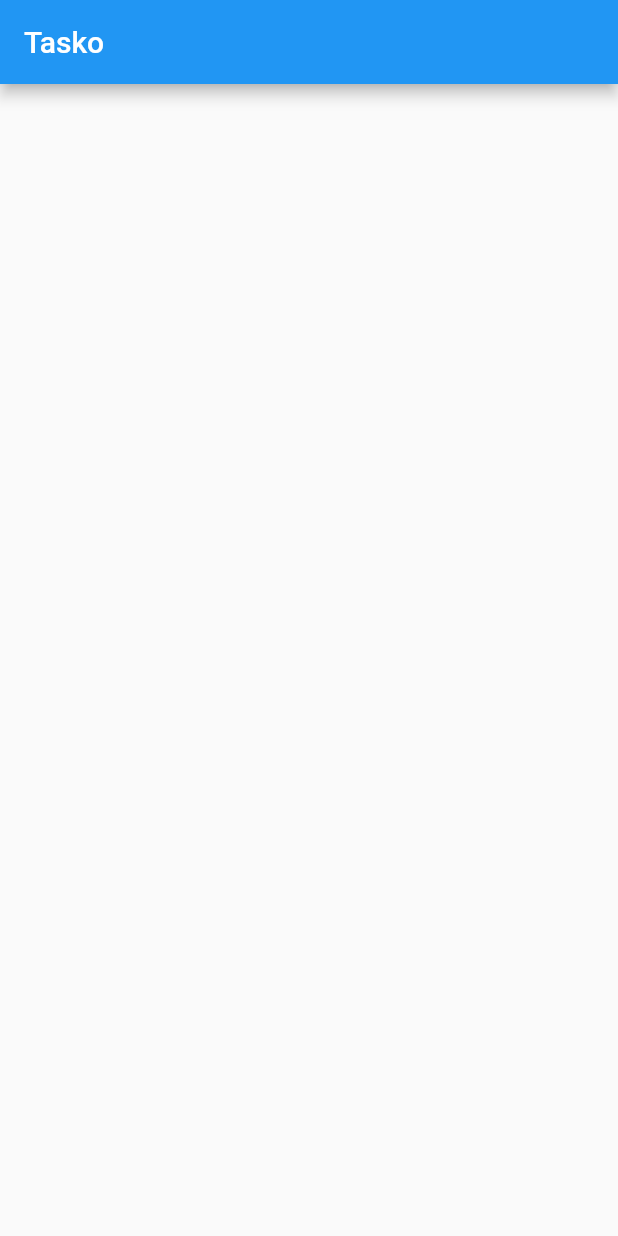
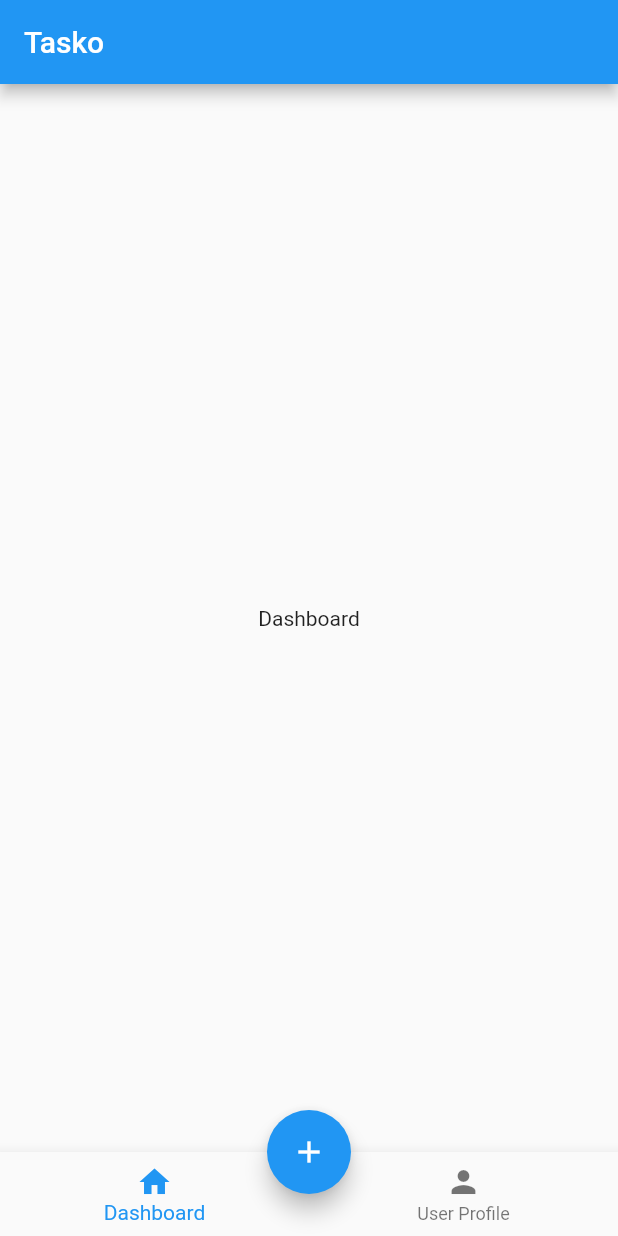
Before and after one commit to rizentium/tasko, a Flutter app: the screen it shows after launch, on a phone screen of 412 x 824 dp. Run offline on Flutter 3.47's test engine with Material 2 defaults, Android fonts, the phone set to English and light mode, and no system bars; our stand-ins replace go_router.

Commit message:
feat: add home navigator

```diff
--- /dev/null
+++ b/lib/feature/home/screen/dashboard.dart
@@ -0,0 +1,14 @@
+import 'package:flutter/material.dart';
+
+class DashboardScreen extends StatelessWidget {
+  const DashboardScreen({super.key});
+
+  @override
+  Widget build(BuildContext context) {
+    return const Scaffold(
+      body: Center(
+        child: Text('Dashboard'),
+      ),
+    );
+  }
+}
--- a/lib/feature/home/screen/home.dart
+++ b/lib/feature/home/screen/home.dart
@@ -1,4 +1,5 @@
 import 'package:flutter/material.dart';
+import 'package:tasko/feature/home/screen/dashboard.dart';
 
 class HomeScreen extends StatelessWidget {
   const HomeScreen({super.key});
@@ -9,6 +10,24 @@ class HomeScreen extends StatelessWidget {
       appBar: AppBar(
         title: const Text('Tasko'),
       ),
+      body: const DashboardScreen(),
+      floatingActionButton: FloatingActionButton(
+        onPressed: () {},
+        child: const Icon(Icons.add),
+      ),
+      floatingActionButtonLocation: FloatingActionButtonLocation.centerDocked,
+      bottomNavigationBar: BottomNavigationBar(
+        items: const [
+          BottomNavigationBarItem(
+            icon: Icon(Icons.home),
+            label: 'Dashboard',
+          ),
+          BottomNavigationBarItem(
+            icon: Icon(Icons.person),
+            label: 'User Profile',
+          ),
+        ],
+      ),
     );
   }
 }
--- /dev/null
+++ b/lib/feature/home/screen/profile.dart
@@ -0,0 +1,14 @@
+import 'package:flutter/material.dart';
+
+class ProfileScreen extends StatelessWidget {
+  const ProfileScreen({super.key});
+
+  @override
+  Widget build(BuildContext context) {
+    return const Scaffold(
+      body: Center(
+        child: Text('Profile'),
+      ),
+    );
+  }
+}
```
